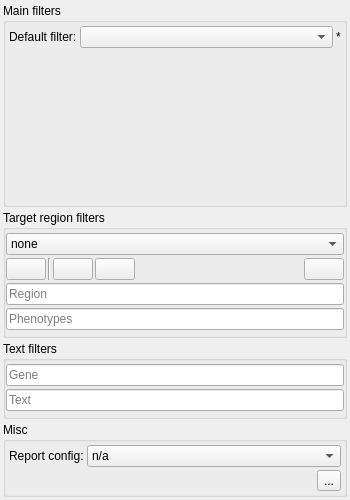
Before: the Qt Designer form src/GSvar/FilterWidget.ui in imgag/ngs-bits, drawn with Qt 5.
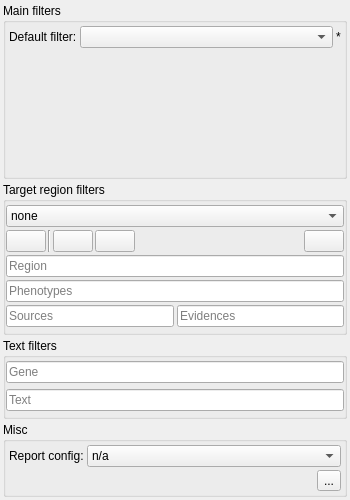
After: the same form once the commit is applied. Icons and pictures are not drawn. Custom widgets are drawn as their Qt base class.

Commit message: add indicators for sources and evidences in filterwidget

Diff of the .ui file:
```diff
--- a/src/GSvar/FilterWidget.ui
+++ b/src/GSvar/FilterWidget.ui
@@ -309,6 +309,33 @@
         </property>
        </widget>
       </item>
+      <item>
+       <layout class="QHBoxLayout" name="horizontalLayout_2">
+        <item>
+         <widget class="ClickableLineEdit" name="sources">
+          <property name="text">
+           <string/>
+          </property>
+          <property name="readOnly">
+           <bool>true</bool>
+          </property>
+          <property name="placeholderText">
+           <string>Sources</string>
+          </property>
+         </widget>
+        </item>
+        <item>
+         <widget class="ClickableLineEdit" name="evidences">
+          <property name="readOnly">
+           <bool>true</bool>
+          </property>
+          <property name="placeholderText">
+           <string>Evidences</string>
+          </property>
+         </widget>
+        </item>
+       </layout>
+      </item>
      </layout>
     </widget>
    </item>
@@ -320,10 +347,7 @@
      <property name="flat">
       <bool>true</bool>
      </property>
-     <layout class="QVBoxLayout" name="verticalLayout_5">
-      <property name="spacing">
-       <number>3</number>
-      </property>
+     <layout class="QVBoxLayout" name="verticalLayout_4">
       <property name="leftMargin">
        <number>0</number>
       </property>
```
The commit also changes 4 other files.
